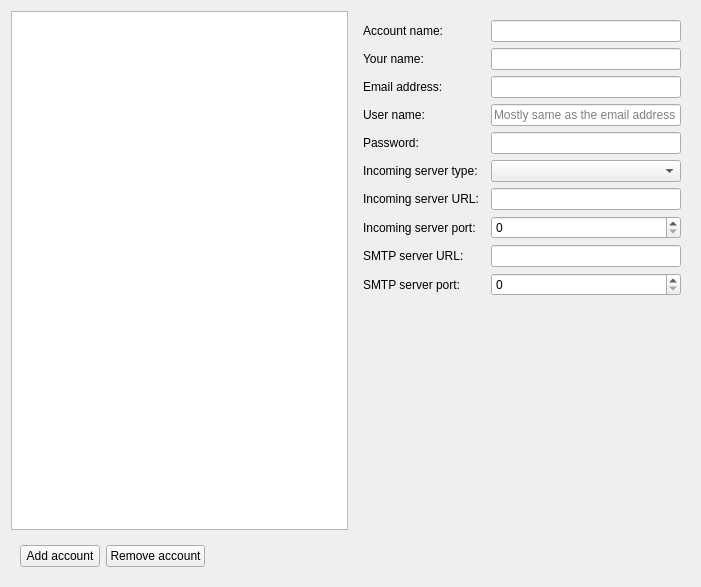
The window that src/ui/preferences/PreferencesEmailPageWidget.ui (honza-c/otter-browser) describes before a commit, drawn with Qt 5.
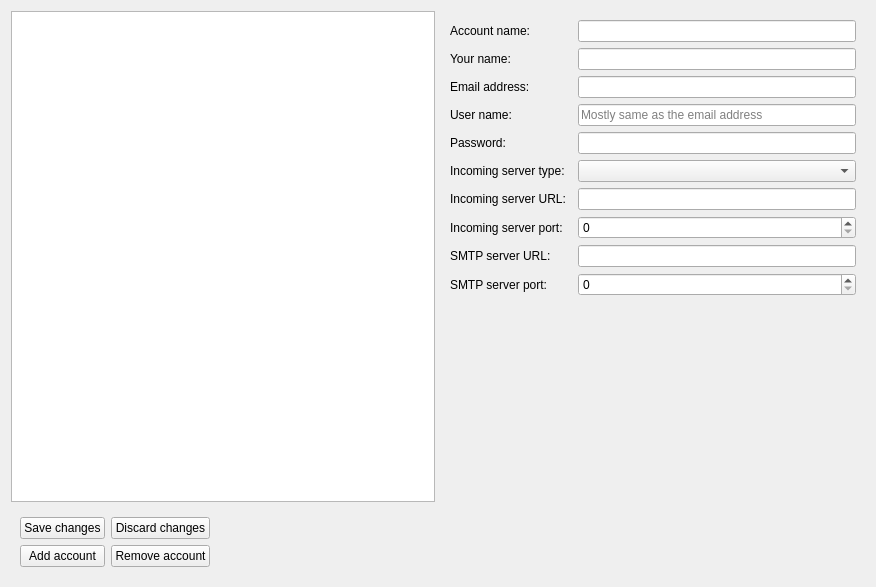
The same window after the commit. Custom widgets are drawn as their Qt base class.

Commit message: added changes to PreferencesEmailWidget (not finished yet)

```diff
--- a/src/ui/preferences/PreferencesEmailPageWidget.ui
+++ b/src/ui/preferences/PreferencesEmailPageWidget.ui
@@ -6,7 +6,7 @@
    <rect>
     <x>0</x>
     <y>0</y>
-    <width>701</width>
+    <width>876</width>
     <height>587</height>
    </rect>
   </property>
@@ -24,33 +24,60 @@
        <item>
         <widget class="QWidget" name="accountListAndActionButtonsWidget" native="true">
          <layout class="QGridLayout" name="gridLayout_2">
-          <item row="0" column="2">
-           <spacer name="horizontalSpacer">
-            <property name="orientation">
-             <enum>Qt::Horizontal</enum>
+          <item row="1" column="1">
+           <widget class="QPushButton" name="removeAccountButton">
+            <property name="text">
+             <string>Remove account</string>
             </property>
-            <property name="sizeHint" stdset="0">
-             <size>
-              <width>40</width>
-              <height>20</height>
-             </size>
-            </property>
-           </spacer>
+           </widget>
           </item>
-          <item row="0" column="0">
+          <item row="1" column="0">
            <widget class="QPushButton" name="addAccountButton">
             <property name="text">
              <string>Add account</string>
             </property>
            </widget>
           </item>
+          <item row="1" column="4">
+           <spacer name="horizontalSpacer">
+            <property name="orientation">
+             <enum>Qt::Horizontal</enum>
+            </property>
+            <property name="sizeHint" stdset="0">
+             <size>
+              <width>40</width>
+              <height>20</height>
+             </size>
+            </property>
+           </spacer>
+          </item>
+          <item row="0" column="0">
+           <widget class="QPushButton" name="saveChangesButton">
+            <property name="text">
+             <string>Save changes</string>
+            </property>
+           </widget>
+          </item>
           <item row="0" column="1">
-           <widget class="QPushButton" name="removeAccountButton">
+           <widget class="QPushButton" name="discardChangesButton">
             <property name="text">
-             <string>Remove account</string>
+             <string>Discard changes</string>
             </property>
            </widget>
           </item>
+          <item row="0" column="4">
+           <spacer name="horizontalSpacer_2">
+            <property name="orientation">
+             <enum>Qt::Horizontal</enum>
+            </property>
+            <property name="sizeHint" stdset="0">
+             <size>
+              <width>40</width>
+              <height>20</height>
+             </size>
+            </property>
+           </spacer>
+          </item>
          </layout>
         </widget>
        </item>
```
The commit also changes 4 other files.
